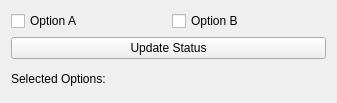
Above: simple/simple.ui from ssoham/srf_tutorial before the change. Below: the same form after it.
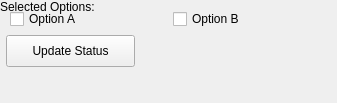
That is the form after the change.

Commit message: feat: break layout

```diff
--- a/simple/simple.ui
+++ b/simple/simple.ui
@@ -13,29 +13,46 @@
   <property name="windowTitle">
    <string>SRF Tutorial</string>
   </property>
-  <layout class="QGridLayout" name="gridLayout">
-   <item row="1" column="1">
     <widget class="QCheckBox" name="checkbox_a">
+   <property name="geometry">
+    <rect>
+     <x>10</x>
+     <y>9</y>
+     <width>78</width>
+     <height>20</height>
+    </rect>
+   </property>
      <property name="text">
       <string>Option A</string>
      </property>
     </widget>
-   </item>
-   <item row="2" column="1" colspan="2">
     <widget class="QPushButton" name="push_button">
+   <property name="geometry">
+    <rect>
+     <x>6</x>
+     <y>35</y>
+     <width>129</width>
+     <height>32</height>
+    </rect>
+   </property>
      <property name="text">
       <string>Update Status</string>
      </property>
     </widget>
-   </item>
-   <item row="1" column="2">
     <widget class="QCheckBox" name="checkbox_b">
+   <property name="geometry">
+    <rect>
+     <x>173</x>
+     <y>9</y>
+     <width>78</width>
+     <height>20</height>
+    </rect>
+   </property>
      <property name="text">
       <string>Option B</string>
      </property>
     </widget>
-   </item>
-   <item row="3" column="1" colspan="2">
+  <widget class="QWidget" name="">
     <layout class="QHBoxLayout" name="horizontalLayout">
      <item>
       <widget class="QLabel" name="label_2">
@@ -64,8 +81,7 @@
       </widget>
      </item>
     </layout>
-   </item>
-  </layout>
+  </widget>
  </widget>
  <resources/>
  <connections/>
```
Lines whose indentation alone changed are shown as unchanged.
